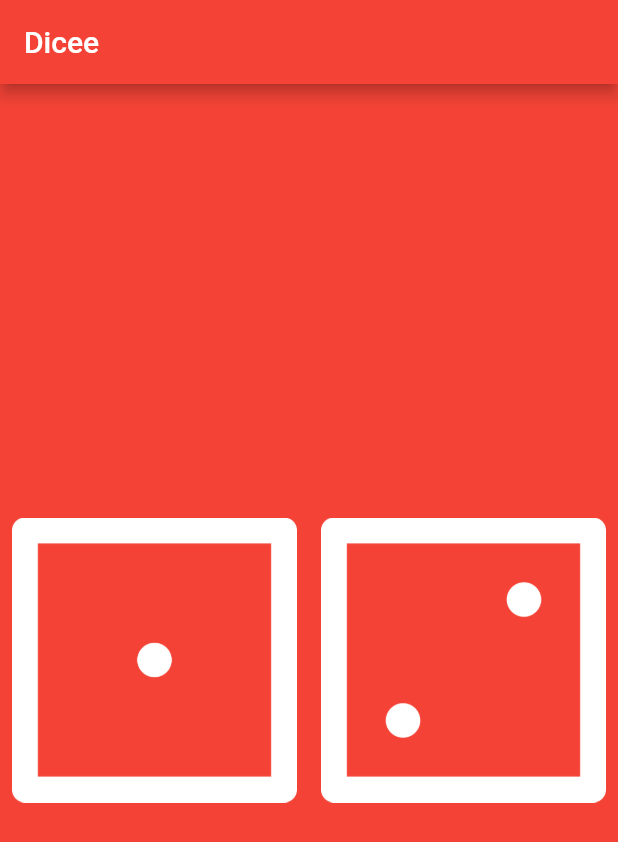
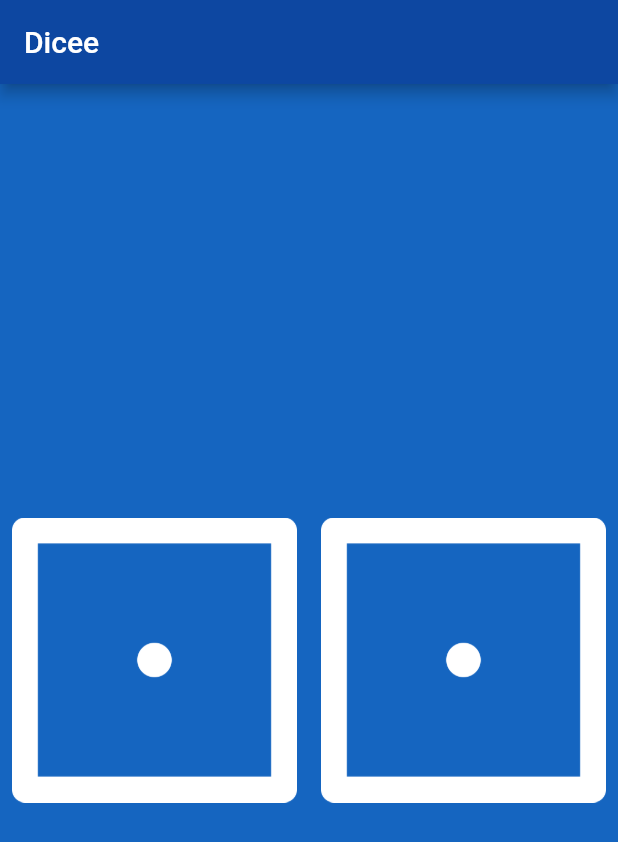
Before and after one commit to bunnyBites/dicee-flutter, a Flutter app: the screen it shows after launch, on a phone screen of 412 x 824 dp. Shown: the top 842 px of the screen. Run offline on Flutter 3.47's test engine with Material 2 defaults, Android fonts, the phone set to English and light mode, and no system bars.

```diff
--- a/lib/main.dart
+++ b/lib/main.dart
@@ -1,42 +1,57 @@
+import 'dart:math';
 import 'package:flutter/material.dart';
 
 void main() {
   return runApp(
     MaterialApp(
       home: Scaffold(
-        backgroundColor: Colors.red,
+        backgroundColor: Colors.blue.shade800,
         appBar: AppBar(
-          title: Text('Dicee'),
-          backgroundColor: Colors.red,
+          title: const Text('Dicee'),
+          backgroundColor: Colors.blue.shade900,
         ),
-        body: DicePage(),
+        body: const DicePage(),
       ),
     ),
   );
 }
 
-class DicePage extends StatelessWidget {
+class DicePage extends StatefulWidget {
+  const DicePage({super.key});
+
+  @override
+  State<DicePage> createState() => _DicePage();
+}
+
+class _DicePage extends State<DicePage> {
+  int leftDiceIndex = 1;
+  int rightDiceIndex = 1;
+
   @override
   Widget build(BuildContext context) {
-    return Container(
-      child: Center(
+    return Center(
       child: Row(
         children: [
           Expanded(
             child: TextButton(
-                  onPressed: () {
-                    print("Left button is selected");
+                onPressed: () => {
+                      setState(() {
+                        leftDiceIndex = (Random().nextInt(6) + 1);
+                      }),
+                      debugPrint("Left button is selected"),
                     },
-                  child: Image.asset("images/dice1.png")),
+                child: Image.asset("images/dice$leftDiceIndex.png")),
           ),
           Expanded(
               child: TextButton(
-                    onPressed: () {
-                      print("Right button is pressed");
+                  onPressed: () => {
+                        setState(() {
+                          rightDiceIndex = (Random().nextInt(6) + 1);
+                        }),
+                        debugPrint("Right button is pressed"),
                       },
-                    child: Image.asset("images/dice2.png"))),
+                  child: Image.asset("images/dice$rightDiceIndex.png"))),
         ],
-        ),
       ),
     );
   }
```
Lines whose indentation alone changed are shown as unchanged.
